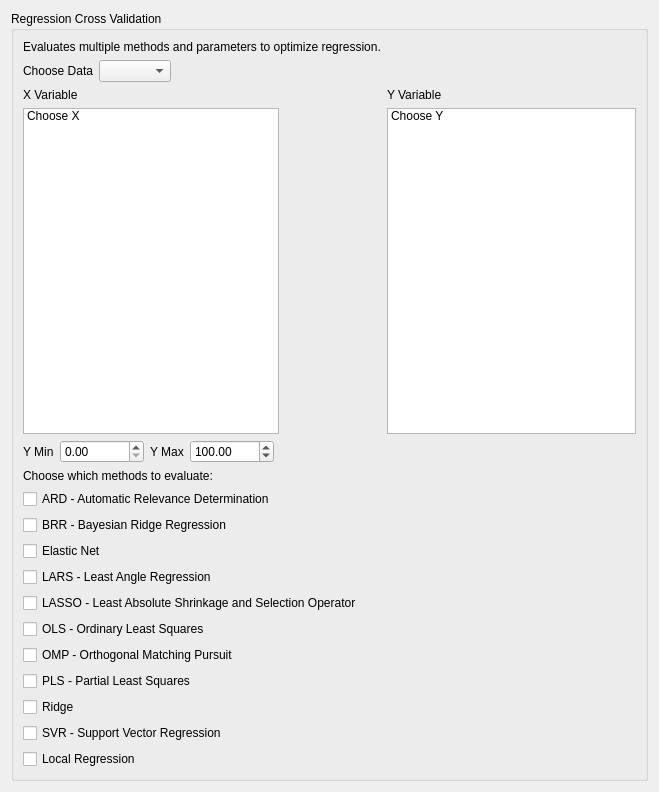
Old version of the form ui/RegressionCV.ui in the repository ryanbanderson/PyHAT_Point_Spectra_GUI.
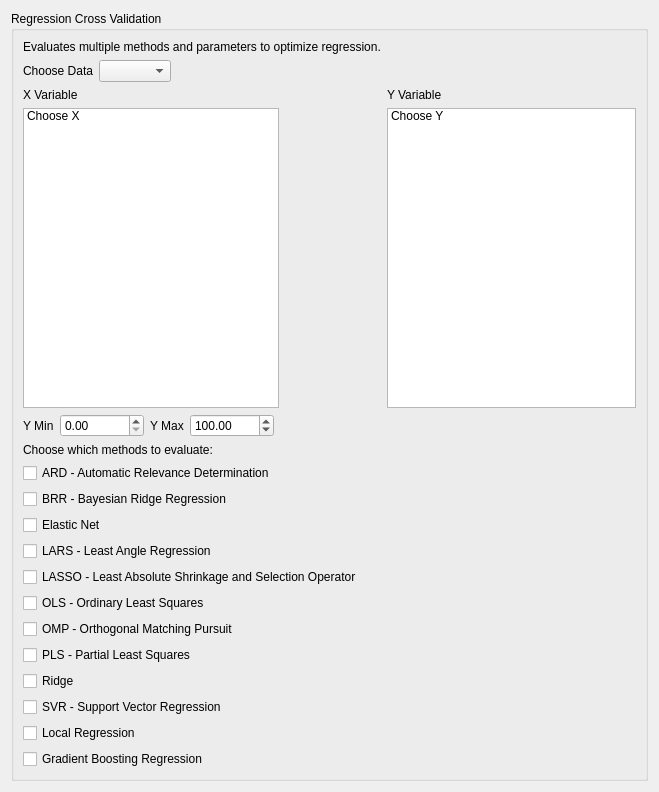
New version of the form.

Diff of the .ui file:
```diff
--- a/ui/RegressionCV.ui
+++ b/ui/RegressionCV.ui
@@ -139,6 +139,16 @@
         <item>
          <layout class="QVBoxLayout" name="Locallayout"/>
         </item>
+        <item>
+         <widget class="QCheckBox" name="GBRcheckBox">
+          <property name="text">
+           <string>Gradient Boosting Regression</string>
+          </property>
+         </widget>
+        </item>
+        <item>
+         <layout class="QVBoxLayout" name="GBRlayout"/>
+        </item>
        </layout>
       </item>
       <item row="1" column="0">
```
